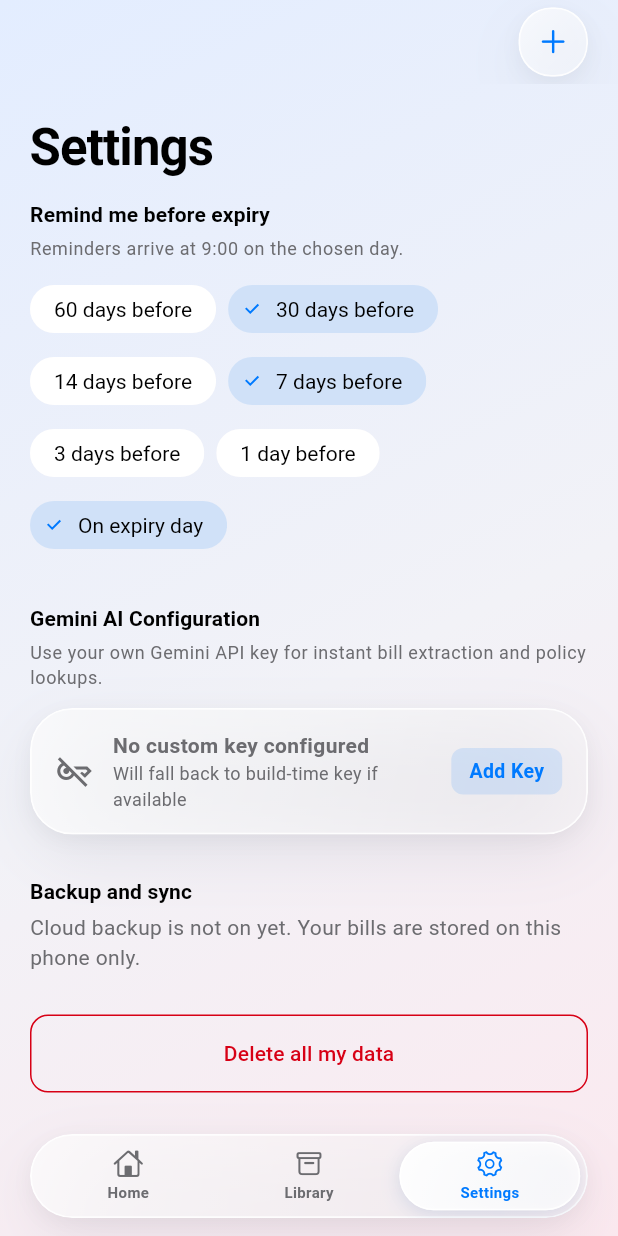
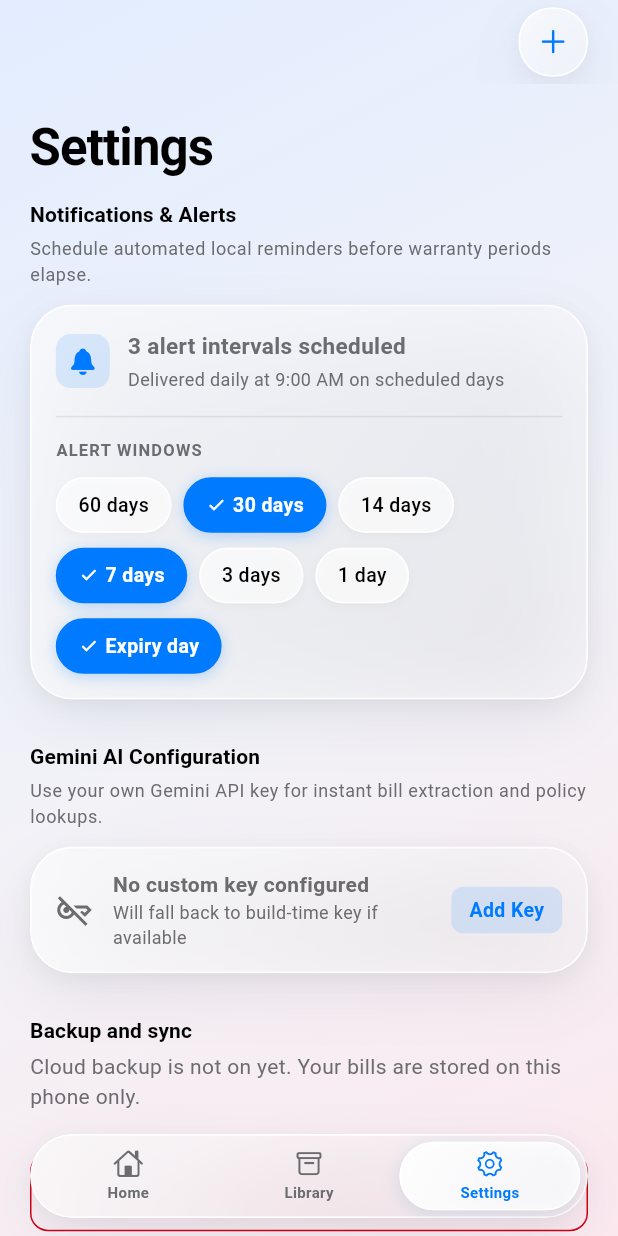
Before and after one commit to thesatyamjain/MyWarranties, a Flutter app: the Shell screen opened directly with empty values, item 3 of the bottom bar chosen, on a phone screen of 412 x 824 dp. Run offline on Flutter 3.47's test engine with Material 3 defaults, Android fonts, the phone set to English and light mode, and no system bars; our stand-ins replace file_picker, flutter_local_notifications, image_picker, share_plus, shared_preferences, timezone; accounts and stored records are empty; Roboto replaces fonts that are missing (-apple-system).

Commit message:
feat(settings): redesign reminder options into Apple frosted glass card with structured pill toggles

```diff
--- a/lib/main.dart
+++ b/lib/main.dart
@@ -629,19 +629,135 @@ class SettingsScreen extends StatelessWidget {
     return ListView(padding: const EdgeInsets.fromLTRB(20, 24, 20, 96), children: [
       Text('Settings', style: t.headlineMedium?.copyWith(fontSize: 34)),
       const SizedBox(height: 16),
-      Text('Remind me before expiry', style: t.titleSmall),
+      Text('Notifications & Alerts', style: t.titleSmall),
       const SizedBox(height: 4),
-      Text('Reminders arrive at 9:00 on the chosen day.', style: t.bodySmall),
-      const SizedBox(height: 8),
-      Wrap(spacing: 8, children: [
-        for (final d in const [60, 30, 14, 7, 3, 1, 0])
-          FilterChip(
-            label: Text(d == 0 ? 'On expiry day' : d == 1 ? '1 day before' : '$d days before'),
-            selected: s.offsets.contains(d),
-            onSelected: (on) =>
-                s.setOffsets(on ? [...s.offsets, d] : s.offsets.where((x) => x != d).toList()),
-          ),
-      ]),
+      Text('Schedule automated local reminders before warranty periods elapse.',
+          style: t.bodySmall),
+      const SizedBox(height: 12),
+      Glass(
+        padding: const EdgeInsets.all(16),
+        child: Column(
+          crossAxisAlignment: CrossAxisAlignment.start,
+          children: [
+            Row(
+              children: [
+                Container(
+                  width: 36,
+                  height: 36,
+                  decoration: BoxDecoration(
+                    color: Pal.blue.withValues(alpha: 0.12),
+                    borderRadius: BorderRadius.circular(10),
+                  ),
+                  child: const Icon(CupertinoIcons.bell_fill, color: Pal.blue, size: 20),
+                ),
+                const SizedBox(width: 12),
+                Expanded(
+                  child: Column(
+                    crossAxisAlignment: CrossAxisAlignment.start,
+                    children: [
+                      Text(
+                        s.offsets.isEmpty
+                            ? 'Reminders muted'
+                            : '${s.offsets.length} alert interval${s.offsets.length > 1 ? "s" : ""} scheduled',
+                        style: const TextStyle(fontWeight: FontWeight.w600, fontSize: 15),
+                      ),
+                      const SizedBox(height: 2),
+                      Text(
+                        'Delivered daily at 9:00 AM on scheduled days',
+                        style: TextStyle(color: Pal.muted, fontSize: 12),
+                      ),
+                    ],
+                  ),
+                ),
+              ],
+            ),
+            const SizedBox(height: 16),
+            const Divider(height: 1, color: Color(0x15000000)),
+            const SizedBox(height: 14),
+            Text(
+              'ALERT WINDOWS',
+              style: TextStyle(
+                fontSize: 11,
+                fontWeight: FontWeight.w700,
+                letterSpacing: 0.8,
+                color: Pal.muted,
+              ),
+            ),
+            const SizedBox(height: 10),
+            Wrap(
+              spacing: 8,
+              runSpacing: 10,
+              children: [
+                for (final d in const [
+                  (60, '60 days'),
+                  (30, '30 days'),
+                  (14, '14 days'),
+                  (7, '7 days'),
+                  (3, '3 days'),
+                  (1, '1 day'),
+                  (0, 'Expiry day'),
+                ])
+                  AppleBounce(
+                    scaleFactor: 0.94,
+                    onTap: () {
+                      final has = s.offsets.contains(d.$1);
+                      s.setOffsets(has
+                          ? s.offsets.where((x) => x != d.$1).toList()
+                          : [...s.offsets, d.$1]);
+                    },
+                    child: AnimatedContainer(
+                      duration: const Duration(milliseconds: 200),
+                      padding: const EdgeInsets.symmetric(horizontal: 14, vertical: 8),
+                      decoration: BoxDecoration(
+                        color: s.offsets.contains(d.$1)
+                            ? Pal.blue
+                            : Colors.white.withValues(alpha: 0.70),
+                        borderRadius: BorderRadius.circular(20),
+                        border: Border.all(
+                          color: s.offsets.contains(d.$1)
+                              ? Pal.blue
+                              : Colors.white.withValues(alpha: 0.90),
+                          width: 1,
+                        ),
+                        boxShadow: [
+                          BoxShadow(
+                            color: s.offsets.contains(d.$1)
+                                ? Pal.blue.withValues(alpha: 0.25)
+                                : Colors.black.withValues(alpha: 0.03),
+                            blurRadius: s.offsets.contains(d.$1) ? 8 : 4,
+                            offset: const Offset(0, 2),
+                          ),
+                        ],
+                      ),
+                      child: Row(
+                        mainAxisSize: MainAxisSize.min,
+                        children: [
+                          if (s.offsets.contains(d.$1)) ...[
+                            const Icon(CupertinoIcons.checkmark_alt,
+                                size: 14, color: Colors.white),
+                            const SizedBox(width: 4),
+                          ],
+                          Text(
+                            d.$2,
+                            style: TextStyle(
+                              fontSize: 13,
+                              fontWeight: s.offsets.contains(d.$1)
+                                  ? FontWeight.w600
+                                  : FontWeight.w500,
+                              color: s.offsets.contains(d.$1)
+                                  ? Colors.white
+                                  : Pal.ink,
+                            ),
+                          ),
+                        ],
+                      ),
+                    ),
+                  ),
+              ],
+            ),
+          ],
+        ),
+      ),
       const SizedBox(height: 28),
       Text('Gemini AI Configuration', style: t.titleSmall),
       const SizedBox(height: 4),
```
